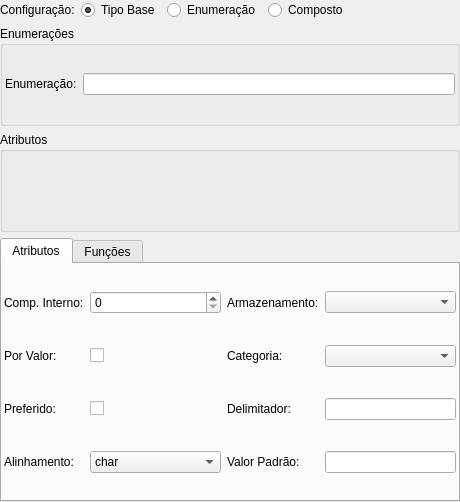
erdincay/pgmodeler-old, file pgmodeler_ui/ui/tipowidget.ui: the form before one commit.
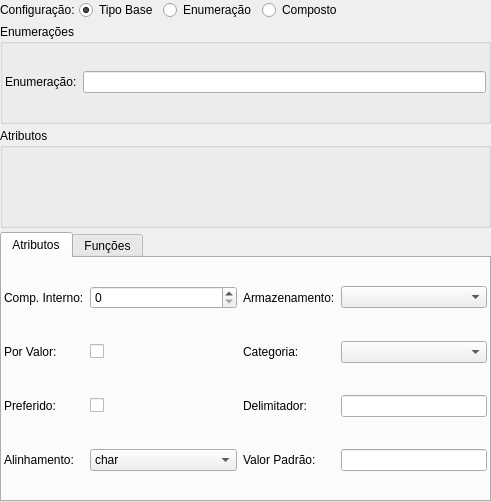
The form after the commit.

Diff of the .ui file:
```diff
--- a/pgmodeler_ui/ui/tipowidget.ui
+++ b/pgmodeler_ui/ui/tipowidget.ui
@@ -6,7 +6,7 @@
    <rect>
     <x>0</x>
     <y>0</y>
-    <width>460</width>
+    <width>491</width>
     <height>502</height>
    </rect>
   </property>
@@ -23,6 +23,9 @@
    <property name="margin">
     <number>0</number>
    </property>
+   <property name="spacing">
+    <number>4</number>
+   </property>
    <item row="0" column="0">
     <widget class="QLabel" name="configuracao_lbl">
      <property name="sizePolicy">
```
Left out of the diff: 4 changed lines with no effect on the pictures.
